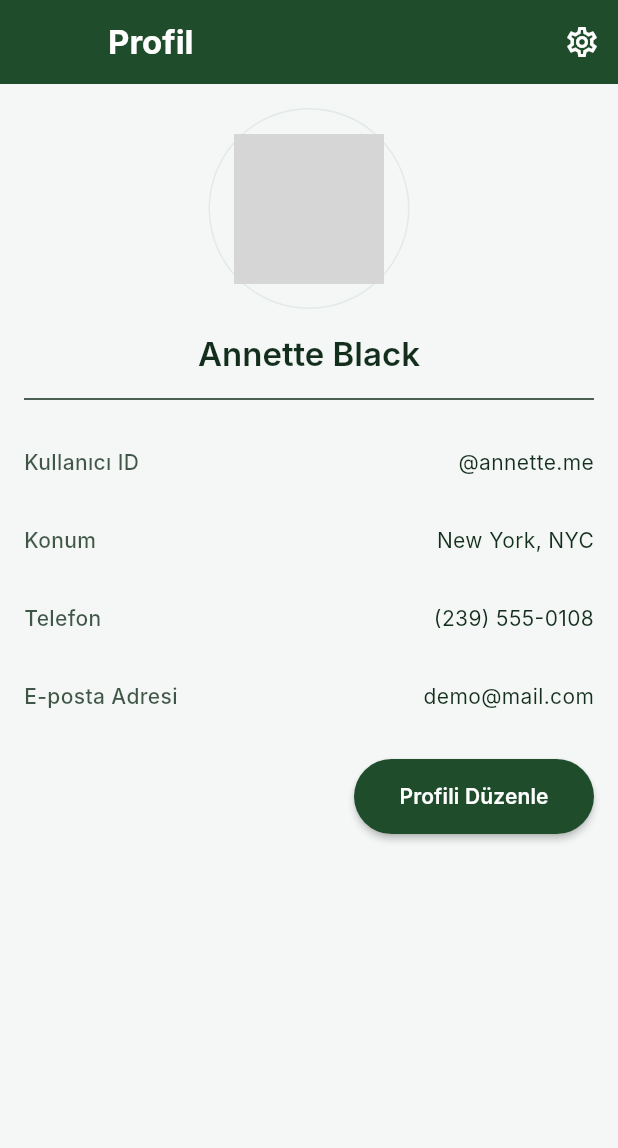
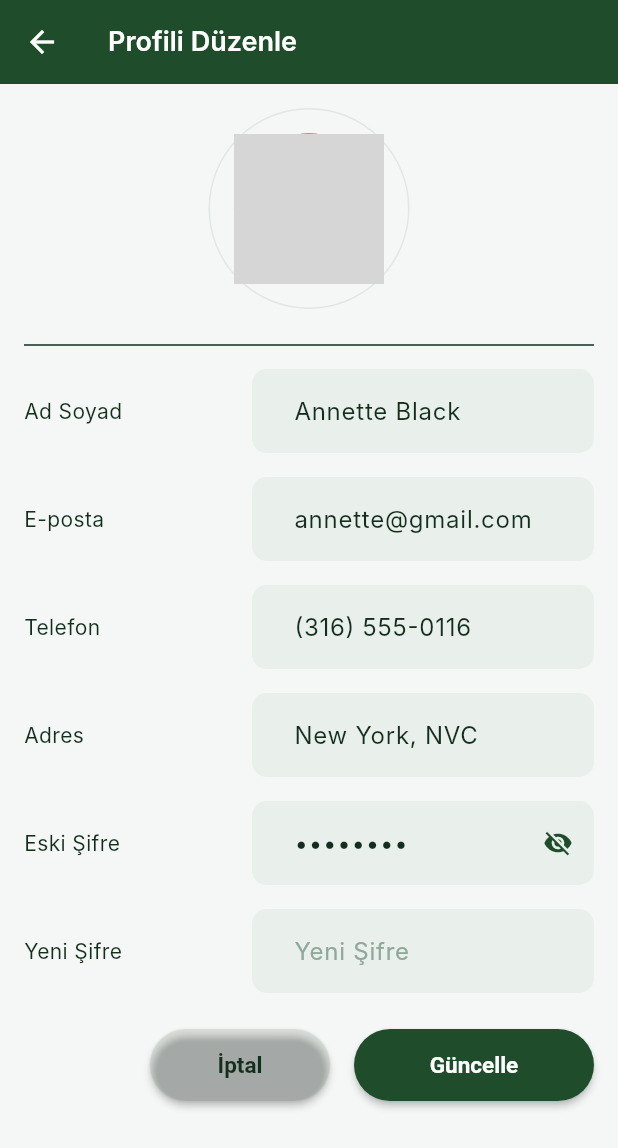
Before and after one commit to beyzaatar/chat_app, a Flutter app: the ProfilePage screen opened directly, after a tap on "Profili Düzenle", on a phone screen of 412 x 824 dp. Shown: the top 1148 px of the screen. Run offline on Flutter 3.47's test engine with Material 3 defaults, Android fonts, the phone set to English and light mode, and no system bars; our stand-ins replace firebase_core, firebase_messaging, flutter_local_notifications, flutter_riverpod, flutter_svg, go_router and 2 more; accounts and stored records are empty; network calls fail; Roboto replaces fonts that are missing (Inter); grey boxes are pictures that could not be loaded.

Commit message:
FEAT - add edit profile page

```diff
--- a/assets/lang/profile/en.json
+++ b/assets/lang/profile/en.json
@@ -22,5 +22,10 @@
   "profileFullName": "Full Name",
   "profileFullNameHint": "Enter your full name",
   "profileUsernameHint": "Enter username",
-  "profileUsernameNoSpaces": "Username cannot contain spaces"
+  "profileUsernameNoSpaces": "Username cannot contain spaces",
+  "profileAddress": "Address",
+  "profileOldPassword": "Old Password",
+  "profileNewPassword": "New Password",
+  "profileCancel": "Cancel",
+  "profileSaveUpdate": "Save Update"
 }
--- a/assets/lang/profile/tr.json
+++ b/assets/lang/profile/tr.json
@@ -22,5 +22,10 @@
   "profileFullName": "İsim Soyisim",
   "profileFullNameHint": "İsim soyisim giriniz",
   "profileUsernameHint": "Kullanıcı adı giriniz",
-  "profileUsernameNoSpaces": "Kullanıcı adı boşluk içeremez"
+  "profileUsernameNoSpaces": "Kullanıcı adı boşluk içeremez",
+  "profileAddress": "Adres",
+  "profileOldPassword": "Eski Şifre",
+  "profileNewPassword": "Yeni Şifre",
+  "profileCancel": "İptal",
+  "profileSaveUpdate": "Güncelle"
 }
--- a/lib/app/router.dart
+++ b/lib/app/router.dart
@@ -14,6 +14,7 @@ import 'package:chat_app/feature/chats/presentation/pages/message_search_page.da
 import 'package:chat_app/feature/contact/presentation/pages/contact_search_page.dart';
 import 'package:chat_app/feature/entrypoint/presentation/pages/entrypoint_ui.dart';
 import 'package:chat_app/feature/chats/presentation/pages/messages_page.dart';
+import 'package:chat_app/feature/profile/presentation/pages/edit_profile_page.dart';
 import 'package:chat_app/feature/settings/presentation/pages/settings_page.dart';
 import 'package:flutter_riverpod/flutter_riverpod.dart';
 import 'package:go_router/go_router.dart';
@@ -91,6 +92,10 @@ final appRouterProvider = Provider<GoRouter>((ref) {
         path: '/call-search',
         builder: (context, state) => const CallSearchPage(),
       ),
+      GoRoute(
+        path: '/edit-profile',
+        builder: (context, state) => const EditProfilePage(),
+      ),
     ],
   );
 });
--- /dev/null
+++ b/lib/feature/profile/presentation/pages/edit_profile_page.dart
@@ -0,0 +1,262 @@
+import 'package:chat_app/core/constants/app_colors.dart';
+import 'package:chat_app/core/localization/app_localizations.dart';
+import 'package:flutter/material.dart';
+
+class EditProfilePage extends StatelessWidget {
+  const EditProfilePage({super.key});
+
+  @override
+  Widget build(BuildContext context) {
+    final colors = Theme.of(context).extension<AppColors>()!;
+    final local = AppLocalizations.of(context)!;
+
+    return Scaffold(
+      backgroundColor: colors.scaffoldBackground,
+      appBar: AppBar(
+        centerTitle: false,
+        elevation: 0,
+        backgroundColor: colors.primaryButton,
+        foregroundColor: colors.buttonText,
+        iconTheme: IconThemeData(color: colors.buttonText),
+        title: Text(
+          local.t('profileEditProfile'),
+          style: TextStyle(color: colors.buttonText),
+        ),
+      ),
+      body: SingleChildScrollView(
+        padding: const EdgeInsets.symmetric(horizontal: 16.0),
+        child: Column(
+          children: [
+            ProfilePic(
+              image: "https://randomuser.me/api/portraits/women/1.jpg",
+              imageUploadBtnPress: () {},
+            ),
+            const Divider(),
+            Form(
+              child: Column(
+                children: [
+                  UserInfoEditField(
+                    text: local.t('profileName'),
+                    child: TextFormField(
+                      initialValue: "Annette Black",
+                      decoration: InputDecoration(
+                        filled: true,
+                        fillColor: colors.primaryButton.withValues(alpha: 0.05),
+                        contentPadding: const EdgeInsets.symmetric(
+                          horizontal: 16.0 * 1.5,
+                          vertical: 16.0,
+                        ),
+                        border: const OutlineInputBorder(
+                          borderSide: BorderSide.none,
+                          borderRadius: BorderRadius.all(Radius.circular(50)),
+                        ),
+                      ),
+                    ),
+                  ),
+                  UserInfoEditField(
+                    text: local.t('profileEmail'),
+                    child: TextFormField(
+                      initialValue: "annette@gmail.com",
+                      decoration: InputDecoration(
+                        filled: true,
+                        fillColor: colors.primaryButton.withValues(alpha: 0.05),
+                        contentPadding: const EdgeInsets.symmetric(
+                          horizontal: 16.0 * 1.5,
+                          vertical: 16.0,
+                        ),
+                        border: const OutlineInputBorder(
+                          borderSide: BorderSide.none,
+                          borderRadius: BorderRadius.all(Radius.circular(50)),
+                        ),
+                      ),
+                    ),
+                  ),
+                  UserInfoEditField(
+                    text: local.t('profilePhone'),
+                    child: TextFormField(
+                      initialValue: "(316) 555-0116",
+                      decoration: InputDecoration(
+                        filled: true,
+                        fillColor: colors.primaryButton.withValues(alpha: 0.05),
+                        contentPadding: const EdgeInsets.symmetric(
+                          horizontal: 16.0 * 1.5,
+                          vertical: 16.0,
+                        ),
+                        border: const OutlineInputBorder(
+                          borderSide: BorderSide.none,
+                          borderRadius: BorderRadius.all(Radius.circular(50)),
+                        ),
+                      ),
+                    ),
+                  ),
+                  UserInfoEditField(
+                    text: local.t('profileAddress'),
+                    child: TextFormField(
+                      initialValue: "New York, NVC",
+                      decoration: InputDecoration(
+                        filled: true,
+                        fillColor: colors.primaryButton.withValues(alpha: 0.05),
+                        contentPadding: const EdgeInsets.symmetric(
+                          horizontal: 16.0 * 1.5,
+                          vertical: 16.0,
+                        ),
+                        border: const OutlineInputBorder(
+                          borderSide: BorderSide.none,
+                          borderRadius: BorderRadius.all(Radius.circular(50)),
+                        ),
+                      ),
+                    ),
+                  ),
+                  UserInfoEditField(
+                    text: local.t('profileOldPassword'),
+                    child: TextFormField(
+                      obscureText: true,
+                      initialValue: "demopass",
+                      decoration: InputDecoration(
+                        suffixIcon: Icon(
+                          Icons.visibility_off,
+                          size: 20,
+                          color: colors.iconColor,
+                        ),
+                        filled: true,
+                        fillColor: colors.primaryButton.withValues(alpha: 0.05),
+                        contentPadding: const EdgeInsets.symmetric(
+                          horizontal: 16.0 * 1.5,
+                          vertical: 16.0,
+                        ),
+                        border: const OutlineInputBorder(
+                          borderSide: BorderSide.none,
+                          borderRadius: BorderRadius.all(Radius.circular(50)),
+                        ),
+                      ),
+                    ),
+                  ),
+                  UserInfoEditField(
+                    text: local.t('profileNewPassword'),
+                    child: TextFormField(
+                      decoration: InputDecoration(
+                        hintText: local.t('profileNewPassword'),
+                        hintStyle: TextStyle(color: colors.placeholder),
+                        filled: true,
+                        fillColor: colors.primaryButton.withValues(alpha: 0.05),
+                        contentPadding: const EdgeInsets.symmetric(
+                          horizontal: 16.0 * 1.5,
+                          vertical: 16.0,
+                        ),
+                        border: const OutlineInputBorder(
+                          borderSide: BorderSide.none,
+                          borderRadius: BorderRadius.all(Radius.circular(50)),
+                        ),
+                      ),
+                    ),
+                  ),
+                ],
+              ),
+            ),
+            const SizedBox(height: 16.0),
+            Row(
+              mainAxisAlignment: MainAxisAlignment.end,
+              children: [
+                SizedBox(
+                  width: 120,
+                  child: ElevatedButton(
+                    onPressed: () {},
+                    style: ElevatedButton.styleFrom(
+                      backgroundColor: colors.textPrimary.withValues(
+                        alpha: 0.08,
+                      ),
+                      foregroundColor: colors.textPrimary,
+                      minimumSize: const Size(double.infinity, 48),
+                      shape: const StadiumBorder(),
+                    ),
+                    child: Text(local.t('profileCancel')),
+                  ),
+                ),
+                const SizedBox(width: 16.0),
+                SizedBox(
+                  width: 160,
+                  child: ElevatedButton(
+                    style: ElevatedButton.styleFrom(
+                      backgroundColor: colors.primaryButton,
+                      foregroundColor: colors.buttonText,
+                      minimumSize: const Size(double.infinity, 48),
+                      shape: const StadiumBorder(),
+                    ),
+                    onPressed: () {},
+                    child: Text(local.t('profileSaveUpdate')),
+                  ),
+                ),
+              ],
+            ),
+          ],
+        ),
+      ),
+    );
+  }
+}
+
+class ProfilePic extends StatelessWidget {
+  const ProfilePic({
+    super.key,
+    required this.image,
+    this.isShowPhotoUpload = false,
+    this.imageUploadBtnPress,
+  });
+
+  final String image;
+  final bool isShowPhotoUpload;
+  final VoidCallback? imageUploadBtnPress;
+
+  @override
+  Widget build(BuildContext context) {
+    final colors = Theme.of(context).extension<AppColors>()!;
+
+    return Container(
+      padding: const EdgeInsets.all(16.0),
+      margin: const EdgeInsets.symmetric(vertical: 16.0),
+      decoration: BoxDecoration(
+        shape: BoxShape.circle,
+        border: Border.all(color: colors.textPrimary.withValues(alpha: 0.08)),
+      ),
+      child: Stack(
+        alignment: Alignment.bottomRight,
+        children: [
+          CircleAvatar(radius: 50, backgroundImage: NetworkImage(image)),
+          InkWell(
+            onTap: imageUploadBtnPress,
+            child: CircleAvatar(
+              radius: 13,
+              backgroundColor: colors.primaryButton,
+              child: Icon(Icons.add, color: colors.buttonText, size: 20),
+            ),
+          ),
+        ],
+      ),
+    );
+  }
+}
+
+class UserInfoEditField extends StatelessWidget {
+  const UserInfoEditField({super.key, required this.text, required this.child});
+
+  final String text;
+  final Widget child;
+
+  @override
+  Widget build(BuildContext context) {
+    final colors = Theme.of(context).extension<AppColors>()!;
+
+    return Padding(
+      padding: const EdgeInsets.symmetric(vertical: 16.0 / 2),
+      child: Row(
+        children: [
+          Expanded(
+            flex: 2,
+            child: Text(text, style: TextStyle(color: colors.textPrimary)),
+          ),
+          Expanded(flex: 3, child: child),
+        ],
+      ),
+    );
+  }
+}
--- a/lib/feature/profile/presentation/pages/profile_page.dart
+++ b/lib/feature/profile/presentation/pages/profile_page.dart
@@ -69,7 +69,9 @@ class ProfilePage extends StatelessWidget {
                     minimumSize: const Size(double.infinity, 48),
                     shape: const StadiumBorder(),
                   ),
-                  onPressed: () {},
+                  onPressed: () {
+                    context.push('/edit-profile');
+                  },
                   child: Text(
                     local.t('profileEditProfile'),
                     style: theme.textTheme.labelLarge?.copyWith(
```
